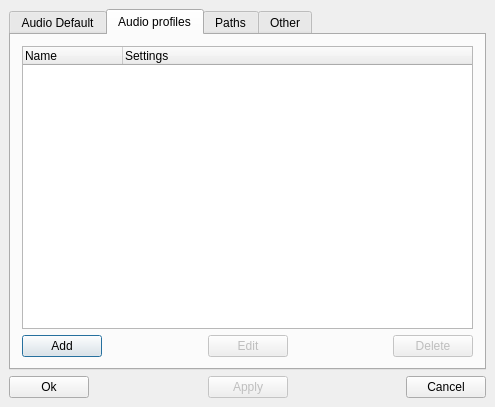
Before: the Qt Designer form src/forms/setup/setup.ui in pfedick/mp3encoder, drawn with Qt 5.
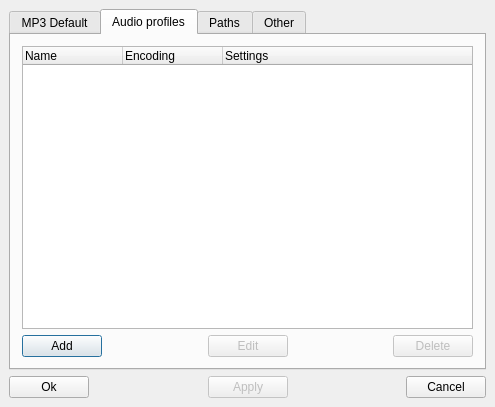
After: the same form once the commit is applied. The open tabs and pages were chosen to show the change. Icons and pictures are not drawn.

```diff
--- a/src/forms/setup/setup.ui
+++ b/src/forms/setup/setup.ui
@@ -9,7 +9,7 @@
    <rect>
     <x>0</x>
     <y>0</y>
-    <width>491</width>
+    <width>493</width>
     <height>407</height>
    </rect>
   </property>
@@ -47,7 +47,7 @@
         <normaloff>:/images/resourcen/multimedia16.png</normaloff>:/images/resourcen/multimedia16.png</iconset>
       </attribute>
       <attribute name="title">
-       <string>Audio Default</string>
+       <string>MP3 Default</string>
       </attribute>
       <layout class="QVBoxLayout">
        <item>
@@ -775,6 +775,11 @@
            <string>Name</string>
           </property>
          </column>
+         <column>
+          <property name="text">
+           <string>Encoding</string>
+          </property>
+         </column>
          <column>
           <property name="text">
            <string>Settings</string>
```
Left out of the diff: 40 changed lines with no effect on the pictures.
